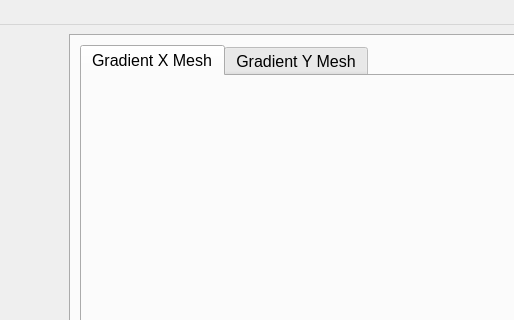
Qt form Solver/Explorer.ui (steveknipmeyer/ModelRelief) before a commit; both pictures show x 208 to 722 and y 0 to 320 of the 1171 by 967 pixel window.
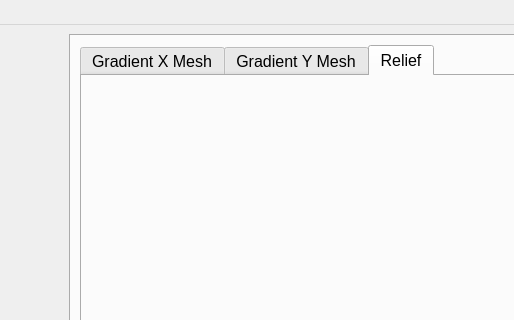
The same form after that commit. The open tabs and pages were chosen to show the change. Icons and pictures are not drawn.

Commit message: Add Relief tab to Explorer.

```diff
--- a/Solver/Explorer.ui
+++ b/Solver/Explorer.ui
@@ -396,7 +396,7 @@
            <enum>Qt::StrongFocus</enum>
           </property>
           <property name="currentIndex">
-           <number>0</number>
+           <number>2</number>
           </property>
           <widget class="QWidget" name="gradientXMeshTab">
            <property name="focusPolicy">
@@ -416,6 +416,12 @@
            </attribute>
            <layout class="QVBoxLayout" name="verticalLayout_9"/>
           </widget>
+          <widget class="QWidget" name="reliefMeshTab">
+           <attribute name="title">
+            <string>Relief</string>
+           </attribute>
+           <layout class="QVBoxLayout" name="verticalLayout_12"/>
+          </widget>
          </widget>
         </item>
        </layout>
```
Left out of the diff: 4 changed lines with no effect on the pictures. The commit also changes 6 other files.
